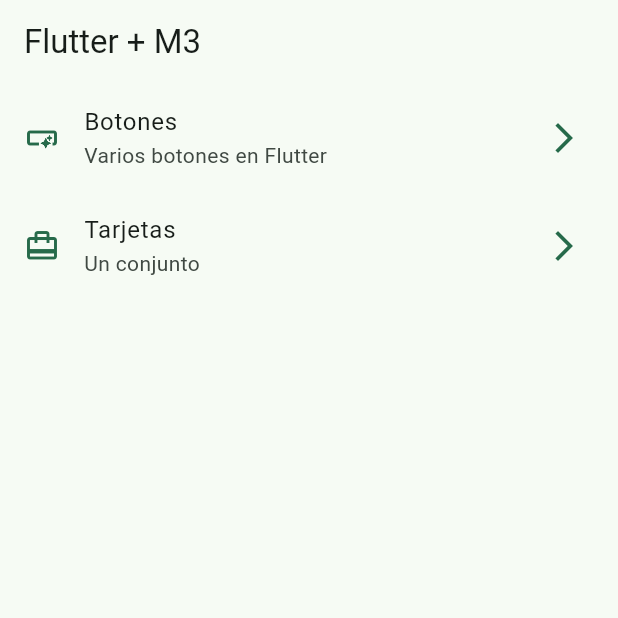
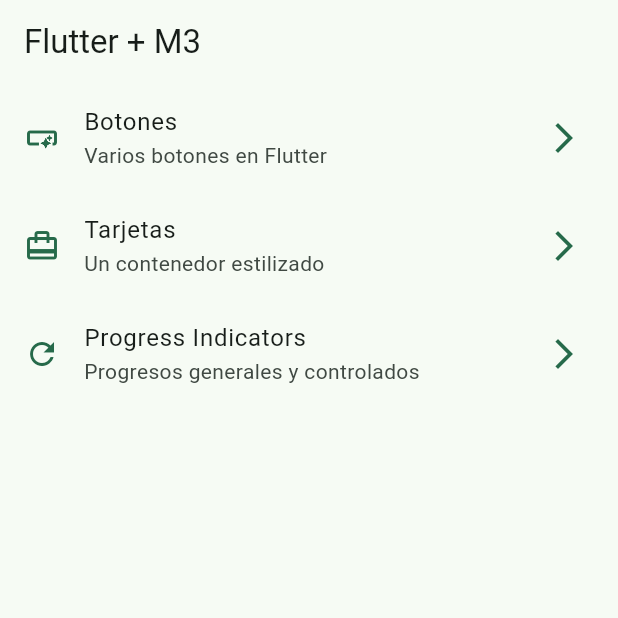
Before and after one commit to TaobT/ormv_widget_app, a Flutter app: the screen it shows after launch, on a phone screen of 412 x 824 dp, the top half of it. Run offline on Flutter 3.47's test engine with Material 3 defaults, Android fonts, the light colour scheme and no system bars; our stand-ins replace go_router.

Commit message:
progress indicators

```diff
--- a/lib/config/menu/menu_item.dart
+++ b/lib/config/menu/menu_item.dart
@@ -21,9 +21,16 @@
   subTitle: 'Varios botones en Flutter',
   link: '/buttons',
   icon: Icons.smart_button_outlined),
+
   MenuItem(
   title: 'Tarjetas',
-  subTitle: 'Un conjunto',
+  subTitle: 'Un contenedor estilizado',
   link: '/cards',
   icon: Icons.card_travel),
+
+  MenuItem(
+  title: 'Progress Indicators',
+  subTitle: 'Progresos generales y controlados',
+  link: '/progress',
+  icon: Icons.refresh_outlined),
 ];
--- a/lib/config/router/app_router.dart
+++ b/lib/config/router/app_router.dart
@@ -18,5 +18,10 @@
       path: '/cards',
       builder: (context, state) => const CardsSreen(),
     ),
+
+    GoRoute(
+      path: '/progress',
+      builder: (context, state) => const ProgressScreen(),
+    ),
   ]
 );
--- a/lib/presentation/screens/cards/cards_screen.dart
+++ b/lib/presentation/screens/cards/cards_screen.dart
@@ -101,7 +101,7 @@
 
   @override
   Widget build  (BuildContext context) {
-    final colors = Theme.of(context).colorScheme;
+    // final colors = Theme.of(context).colorScheme;
     return Card(
       elevation: elevation,
       child: Padding(
```
Also changed, not shown: lib/presentation/screens/progress/progress_screen.dart (+62 -1 lines).
